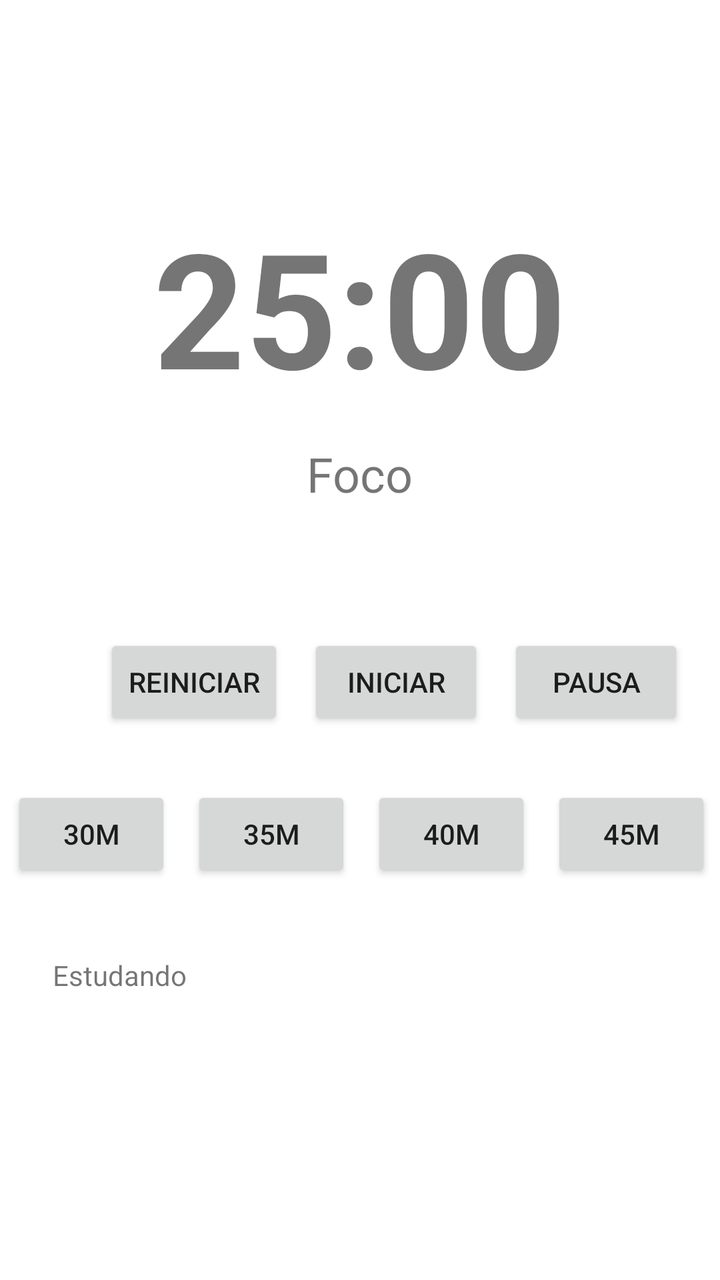
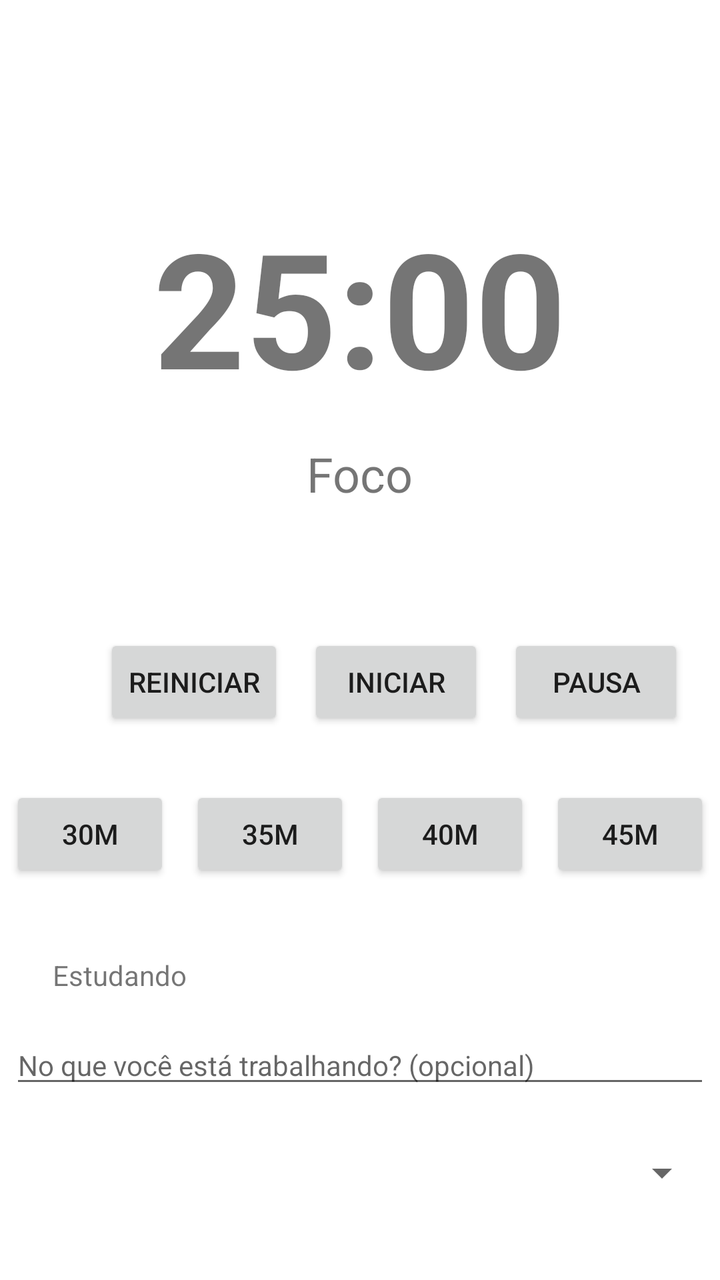

Two renders of the same Android screen: before a commit and after it. Below are the layout's source before the change and the commit's diff.
<!-- AndroidManifest.xml: application theme Theme.MesaEstudo -->
<!-- res/layout/fragment_timer_clock.xml -->
<?xml version="1.0" encoding="utf-8"?>
<androidx.constraintlayout.widget.ConstraintLayout xmlns:android="http://schemas.android.com/apk/res/android"
    xmlns:app="http://schemas.android.com/apk/res-auto"
    xmlns:tools="http://schemas.android.com/tools"
    android:id="@+id/frameLayout5"
    android:layout_width="match_parent"
    android:layout_height="match_parent"
    tools:context=".ui.timer.TimerClockFragment" >

    <TextView
        android:id="@+id/tvTimer"
        android:layout_width="wrap_content"
        android:layout_height="wrap_content"
        android:layout_marginTop="100dp"
        android:text="25:00"
        android:textSize="80sp"
        android:textStyle="bold"
        app:layout_constraintEnd_toEndOf="parent"
        app:layout_constraintStart_toStartOf="parent"
        app:layout_constraintTop_toTopOf="parent" />

    <TextView
        android:id="@+id/textView15"
        android:layout_width="wrap_content"
        android:layout_height="wrap_content"
        android:layout_marginTop="14dp"
        android:text="Foco"
        android:textSize="24sp"
        app:layout_constraintEnd_toEndOf="parent"
        app:layout_constraintStart_toStartOf="parent"
        app:layout_constraintTop_toBottomOf="@+id/tvTimer" />

    <Button
        android:id="@+id/button2"
        android:layout_width="wrap_content"
        android:layout_height="wrap_content"
        android:layout_marginStart="52dp"
        android:layout_marginTop="64dp"
        android:text="Reiniciar"
        app:layout_constraintStart_toStartOf="parent"
        app:layout_constraintTop_toBottomOf="@+id/textView15" />

    <Button
        android:id="@+id/button"
        android:layout_width="wrap_content"
        android:layout_height="wrap_content"
        android:layout_marginStart="12dp"
        android:layout_marginTop="64dp"
        android:text="Iniciar"
        app:layout_constraintStart_toEndOf="@+id/button2"
        app:layout_constraintTop_toBottomOf="@+id/textView15" />

    <Button
        android:id="@+id/button3"
        android:layout_width="wrap_content"
        android:layout_height="wrap_content"
        android:layout_marginStart="12dp"
        android:layout_marginTop="64dp"
        android:text="Pausa"
        app:layout_constraintStart_toEndOf="@+id/button"
        app:layout_constraintTop_toBottomOf="@+id/textView15" />

    <RadioGroup
        android:id="@+id/radioGroup"
        android:layout_width="349dp"
        android:layout_height="69dp"
        android:layout_marginTop="28dp"
        android:orientation="horizontal"
        app:layout_constraintEnd_toEndOf="parent"
        app:layout_constraintHorizontal_bias="0.5"
        app:layout_constraintStart_toStartOf="parent"
        app:layout_constraintTop_toBottomOf="@+id/button">

        <Button
            android:id="@+id/button5"
            android:layout_width="80dp"
            android:layout_height="wrap_content"
            android:layout_marginEnd="10dp"
            android:text="30m" />

        <Button
            android:id="@+id/button6"
            android:layout_width="80dp"
            android:layout_height="wrap_content"
            android:layout_marginEnd="10dp"
            android:text="35m" />

        <Button
            android:id="@+id/button7"
            android:layout_width="80dp"
            android:layout_height="wrap_content"
            android:layout_marginEnd="10dp"
            android:text="40m" />

        <Button
            android:id="@+id/button8"
            android:layout_width="80dp"
            android:layout_height="wrap_content"
            android:text="45m" />
    </RadioGroup>

    <TextView
        android:id="@+id/textView16"
        android:layout_width="wrap_content"
        android:layout_height="wrap_content"
        android:layout_marginTop="16dp"
        android:text="Estudando"
        app:layout_constraintEnd_toEndOf="parent"
        app:layout_constraintHorizontal_bias="0.09"
        app:layout_constraintStart_toStartOf="parent"
        app:layout_constraintTop_toBottomOf="@+id/radioGroup" />

</androidx.constraintlayout.widget.ConstraintLayout>
<!-- resources referenced by this layout -->
<resources>
  <style name="Theme.MesaEstudo" parent="Theme.MaterialComponents.DayNight.DarkActionBar">
          
          <item name="colorPrimary">@color/purple_500</item>
          <item name="colorPrimaryVariant">@color/purple_700</item>
          <item name="colorOnPrimary">@color/white</item>
          
          <item name="colorSecondary">@color/teal_200</item>
          <item name="colorSecondaryVariant">@color/teal_700</item>
          <item name="colorOnSecondary">@color/black</item>
          
          <item name="android:statusBarColor">?attr/colorPrimaryVariant</item>
          
      </style>
  <color name="purple_500">#FF6200EE</color>
  <color name="purple_700">#FF3700B3</color>
  <color name="white">#FFFFFFFF</color>
  <color name="teal_200">#FF03DAC5</color>
  <color name="teal_700">#FF018786</color>
  <color name="black">#FF000000</color>
</resources>

<!-- the commit's change to res/layout/fragment_timer_clock.xml (unified diff, before → after) -->
@@ -62,7 +62,7 @@
 
     <RadioGroup
         android:id="@+id/radioGroup"
-        android:layout_width="349dp"
+        android:layout_width="350dp"
         android:layout_height="69dp"
         android:layout_marginTop="28dp"
         android:orientation="horizontal"
@@ -110,4 +110,28 @@
         app:layout_constraintStart_toStartOf="parent"
         app:layout_constraintTop_toBottomOf="@+id/radioGroup" />
 
+    <EditText
+        android:id="@+id/editTextText"
+        android:layout_width="350dp"
+        android:layout_height="wrap_content"
+        android:layout_marginTop="16dp"
+        android:ems="10"
+        android:hint="No que você está trabalhando? (opcional)"
+        android:inputType="text"
+        android:textSize="14sp"
+        app:layout_constraintEnd_toEndOf="parent"
+        app:layout_constraintHorizontal_bias="0.508"
+        app:layout_constraintStart_toStartOf="parent"
+        app:layout_constraintTop_toBottomOf="@+id/textView16" />
+
+    <Spinner
+        android:id="@+id/spinner"
+        android:layout_width="350dp"
+        android:layout_height="35dp"
+        android:layout_marginTop="20dp"
+        app:layout_constraintEnd_toEndOf="parent"
+        app:layout_constraintHorizontal_bias="0.508"
+        app:layout_constraintStart_toStartOf="parent"
+        app:layout_constraintTop_toBottomOf="@+id/editTextText" />
+
 </androidx.constraintlayout.widget.ConstraintLayout>
